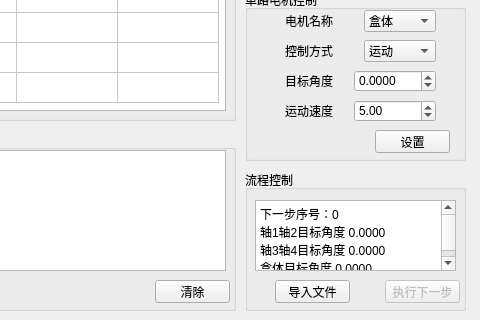
angel263wy/Ctrl_cabinet, file gui.ui: the form before one commit; both pictures show x 235 to 715 and y 110 to 430 of the 715 by 430 pixel window.
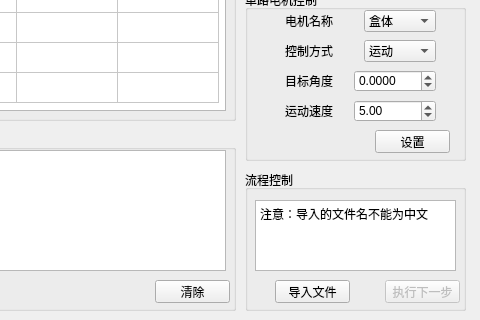
The form after the commit.

Commit message: 界面优化

Diff of the .ui file:
```diff
--- a/gui.ui
+++ b/gui.ui
@@ -554,10 +554,7 @@
 &lt;html&gt;&lt;head&gt;&lt;meta name=&quot;qrichtext&quot; content=&quot;1&quot; /&gt;&lt;style type=&quot;text/css&quot;&gt;
 p, li { white-space: pre-wrap; }
 &lt;/style&gt;&lt;/head&gt;&lt;body style=&quot; font-family:'SimSun'; font-size:9pt; font-weight:400; font-style:normal;&quot;&gt;
-&lt;p style=&quot; margin-top:0px; margin-bottom:0px; margin-left:0px; margin-right:0px; -qt-block-indent:0; text-indent:0px;&quot;&gt;下一步序号：0 &lt;/p&gt;
-&lt;p style=&quot; margin-top:0px; margin-bottom:0px; margin-left:0px; margin-right:0px; -qt-block-indent:0; text-indent:0px;&quot;&gt;轴1轴2目标角度 0.0000 &lt;/p&gt;
-&lt;p style=&quot; margin-top:0px; margin-bottom:0px; margin-left:0px; margin-right:0px; -qt-block-indent:0; text-indent:0px;&quot;&gt;轴3轴4目标角度 0.0000 &lt;/p&gt;
-&lt;p style=&quot; margin-top:0px; margin-bottom:0px; margin-left:0px; margin-right:0px; -qt-block-indent:0; text-indent:0px;&quot;&gt;盒体目标角度 0.0000&lt;/p&gt;&lt;/body&gt;&lt;/html&gt;</string>
+&lt;p style=&quot; margin-top:0px; margin-bottom:0px; margin-left:0px; margin-right:0px; -qt-block-indent:0; text-indent:0px;&quot;&gt;注意：导入的文件名不能为中文&lt;/p&gt;&lt;/body&gt;&lt;/html&gt;</string>
     </property>
    </widget>
    <widget class="QPushButton" name="pushButton_flow_file">
```
The commit also changes 1 other file.
